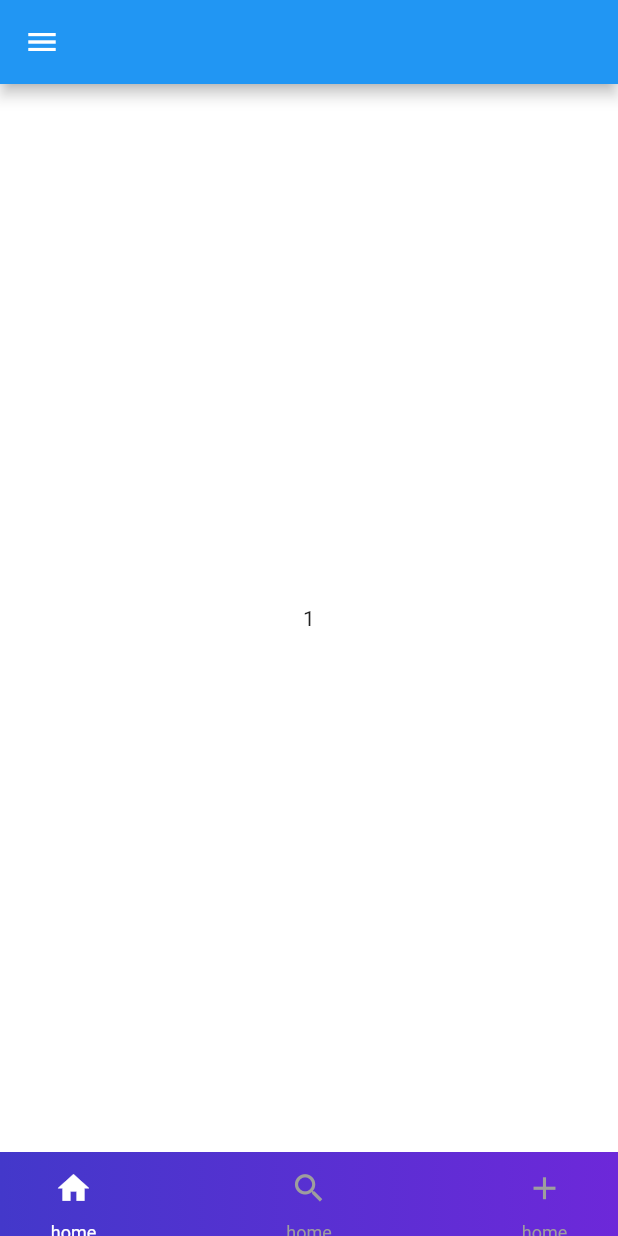
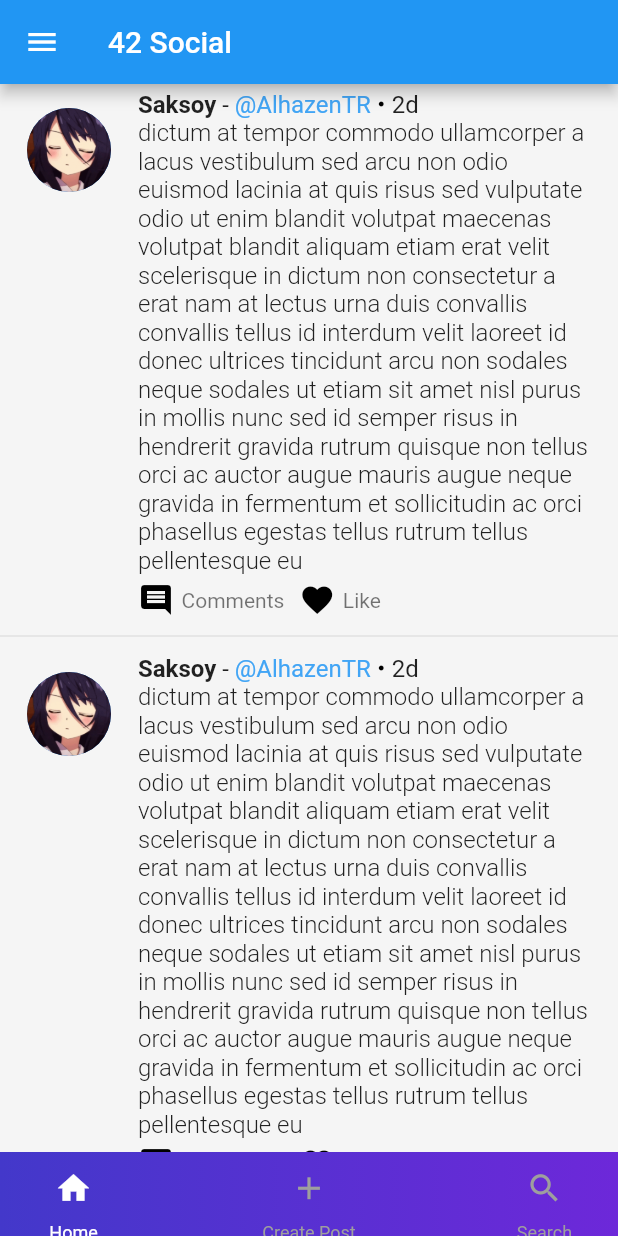
Before and after one commit to TalhaAksoy/FirstFlutterProject, a Flutter app: the MainPage screen opened directly, on a phone screen of 412 x 824 dp. Run offline on Flutter 3.47's test engine with Material 2 defaults, Android fonts, the phone set to English and light mode, and no system bars; our stand-ins replace google_fonts.

Commit message:
Post Page Added

```diff
--- /dev/null
+++ b/lib/PostPage.dart
@@ -0,0 +1,163 @@
+// ignore_for_file: prefer_const_constructors
+// ignore_for_file: prefer_const_literals_to_create_immutables
+// ignore_for_file: no_logic_in_create_state
+import 'package:flutter/material.dart';
+
+class PostPage extends StatefulWidget {
+  @override
+  _PostPageState createState() => _PostPageState();
+}
+
+class _PostPageState extends State<PostPage> {
+  Widget PostElement(
+      final String postText, final String userName, final String userTag) {
+    return (ListTile(
+      leading: CircleAvatar(
+        radius: 30,
+        backgroundImage: AssetImage('images/anime_girl_pp.gif'),
+      ),
+      title: Column(
+        mainAxisAlignment: MainAxisAlignment.start,
+        crossAxisAlignment: CrossAxisAlignment.start,
+        children: [
+          Row(
+            children: [
+              Text(userName, style: TextStyle(fontWeight: FontWeight.bold)),
+              Text(" - "),
+              Text(
+                "@$userTag",
+                style: TextStyle(
+                  color: Colors.blue[400],
+                  fontWeight: FontWeight.w400,
+                ),
+              ),
+              SizedBox(width: 5),
+              Icon(
+                Icons.circle,
+                size: 4,
+                color: Colors.black,
+              ),
+              SizedBox(width: 5),
+              Text("2d")
+            ],
+          ),
+          Text(
+            postText,
+            style: TextStyle(
+              color: Colors.grey[900],
+              fontWeight: FontWeight.w300,
+            ),
+          ),
+          SizedBox(
+            height: 5,
+          )
+        ],
+      ),
+      subtitle: Row(
+        children: [
+          Icon(
+            Icons.comment,
+            color: Colors.black,
+          ),
+          SizedBox(width: 5),
+          Text("Comments"),
+          SizedBox(width: 10),
+          Icon(
+            Icons.favorite,
+            color: Colors.black,
+          ),
+          SizedBox(width: 5),
+          Text("Like")
+        ],
+      ),
+    ));
+  }
+
+  @override
+  Widget build(BuildContext context) {
+    return Scaffold(
+      backgroundColor: Colors.grey[100],
+      body: Center(
+        child: ListView(
+          children: <Widget>[
+            PostElement(
+                "dictum at tempor commodo ullamcorper a lacus vestibulum sed arcu non odio euismod lacinia at quis risus sed vulputate odio ut enim blandit volutpat maecenas volutpat blandit aliquam etiam erat velit scelerisque in dictum non consectetur a erat nam at lectus urna duis convallis convallis tellus id interdum velit laoreet id donec ultrices tincidunt arcu non sodales neque sodales ut etiam sit amet nisl purus in mollis nunc sed id semper risus in hendrerit gravida rutrum quisque non tellus orci ac auctor augue mauris augue neque gravida in fermentum et sollicitudin ac orci phasellus egestas tellus rutrum tellus pellentesque eu",
+                "Saksoy",
+                "AlhazenTR"),
+            Divider(),
+            PostElement(
+                "dictum at tempor commodo ullamcorper a lacus vestibulum sed arcu non odio euismod lacinia at quis risus sed vulputate odio ut enim blandit volutpat maecenas volutpat blandit aliquam etiam erat velit scelerisque in dictum non consectetur a erat nam at lectus urna duis convallis convallis tellus id interdum velit laoreet id donec ultrices tincidunt arcu non sodales neque sodales ut etiam sit amet nisl purus in mollis nunc sed id semper risus in hendrerit gravida rutrum quisque non tellus orci ac auctor augue mauris augue neque gravida in fermentum et sollicitudin ac orci phasellus egestas tellus rutrum tellus pellentesque eu",
+                "Saksoy",
+                "AlhazenTR"),
+            Divider(),
+            PostElement(
+                "dictum at tempor commodo ullamcorper a lacus vestibulum sed arcu non odio euismod lacinia at quis risus sed vulputate odio ut enim blandit volutpat maecenas volutpat blandit aliquam etiam erat velit scelerisque in dictum non consectetur a erat nam at lectus urna duis convallis convallis tellus id interdum velit laoreet id donec ultrices tincidunt arcu non sodales neque sodales ut etiam sit amet nisl purus in mollis nunc sed id semper risus in hendrerit gravida rutrum quisque non tellus orci ac auctor augue mauris augue neque gravida in fermentum et sollicitudin ac orci phasellus egestas tellus rutrum tellus pellentesque eu",
+                "Saksoy",
+                "AlhazenTR"),
+            Divider(),
+            PostElement(
+                "dictum at tempor commodo ullamcorper a lacus vestibulum sed arcu non odio euismod lacinia at quis risus sed vulputate odio ut enim blandit volutpat maecenas volutpat blandit aliquam etiam erat velit scelerisque in dictum non consectetur a erat nam at lectus urna duis convallis convallis tellus id interdum velit laoreet id donec ultrices tincidunt arcu non sodales neque sodales ut etiam sit amet nisl purus in mollis nunc sed id semper risus in hendrerit gravida rutrum quisque non tellus orci ac auctor augue mauris augue neque gravida in fermentum et sollicitudin ac orci phasellus egestas tellus rutrum tellus pellentesque eu",
+                "Saksoy",
+                "AlhazenTR"),
+            Divider(),
+            PostElement(
+                "dictum at tempor commodo ullamcorper a lacus vestibulum sed arcu non odio euismod lacinia at quis risus sed vulputate odio ut enim blandit volutpat maecenas volutpat blandit aliquam etiam erat velit scelerisque in dictum non consectetur a erat nam at lectus urna duis convallis convallis tellus id interdum velit laoreet id donec ultrices tincidunt arcu non sodales neque sodales ut etiam sit amet nisl purus in mollis nunc sed id semper risus in hendrerit gravida rutrum quisque non tellus orci ac auctor augue mauris augue neque gravida in fermentum et sollicitudin ac orci phasellus egestas tellus rutrum tellus pellentesque eu",
+                "Saksoy",
+                "AlhazenTR"),
+            Divider(),
+            PostElement(
+                "dictum at tempor commodo ullamcorper a lacus vestibulum sed arcu non odio euismod lacinia at quis risus sed vulputate odio ut enim blandit volutpat maecenas volutpat blandit aliquam etiam erat velit scelerisque in dictum non consectetur a erat nam at lectus urna duis convallis convallis tellus id interdum velit laoreet id donec ultrices tincidunt arcu non sodales neque sodales ut etiam sit amet nisl purus in mollis nunc sed id semper risus in hendrerit gravida rutrum quisque non tellus orci ac auctor augue mauris augue neque gravida in fermentum et sollicitudin ac orci phasellus egestas tellus rutrum tellus pellentesque eu",
+                "Saksoy",
+                "AlhazenTR"),
+            Divider(),
+            PostElement(
+                "dictum at tempor commodo ullamcorper a lacus vestibulum sed arcu non odio euismod lacinia at quis risus sed vulputate odio ut enim blandit volutpat maecenas volutpat blandit aliquam etiam erat velit scelerisque in dictum non consectetur a erat nam at lectus urna duis convallis convallis tellus id interdum velit laoreet id donec ultrices tincidunt arcu non sodales neque sodales ut etiam sit amet nisl purus in mollis nunc sed id semper risus in hendrerit gravida rutrum quisque non tellus orci ac auctor augue mauris augue neque gravida in fermentum et sollicitudin ac orci phasellus egestas tellus rutrum tellus pellentesque eu",
+                "Saksoy",
+                "AlhazenTR"),
+            Divider(),
+            PostElement(
+                "dictum at tempor commodo ullamcorper a lacus vestibulum sed arcu non odio euismod lacinia at quis risus sed vulputate odio ut enim blandit volutpat maecenas volutpat blandit aliquam etiam erat velit scelerisque in dictum non consectetur a erat nam at lectus urna duis convallis convallis tellus id interdum velit laoreet id donec ultrices tincidunt arcu non sodales neque sodales ut etiam sit amet nisl purus in mollis nunc sed id semper risus in hendrerit gravida rutrum quisque non tellus orci ac auctor augue mauris augue neque gravida in fermentum et sollicitudin ac orci phasellus egestas tellus rutrum tellus pellentesque eu",
+                "Saksoy",
+                "AlhazenTR"),
+            Divider(),
+            PostElement(
+                "dictum at tempor commodo ullamcorper a lacus vestibulum sed arcu non odio euismod lacinia at quis risus sed vulputate odio ut enim blandit volutpat maecenas volutpat blandit aliquam etiam erat velit scelerisque in dictum non consectetur a erat nam at lectus urna duis convallis convallis tellus id interdum velit laoreet id donec ultrices tincidunt arcu non sodales neque sodales ut etiam sit amet nisl purus in mollis nunc sed id semper risus in hendrerit gravida rutrum quisque non tellus orci ac auctor augue mauris augue neque gravida in fermentum et sollicitudin ac orci phasellus egestas tellus rutrum tellus pellentesque eu",
+                "Saksoy",
+                "AlhazenTR"),
+            Divider(),
+            PostElement(
+                "dictum at tempor commodo ullamcorper a lacus vestibulum sed arcu non odio euismod lacinia at quis risus sed vulputate odio ut enim blandit volutpat maecenas volutpat blandit aliquam etiam erat velit scelerisque in dictum non consectetur a erat nam at lectus urna duis convallis convallis tellus id interdum velit laoreet id donec ultrices tincidunt arcu non sodales neque sodales ut etiam sit amet nisl purus in mollis nunc sed id semper risus in hendrerit gravida rutrum quisque non tellus orci ac auctor augue mauris augue neque gravida in fermentum et sollicitudin ac orci phasellus egestas tellus rutrum tellus pellentesque eu",
+                "Saksoy",
+                "AlhazenTR"),
+            Divider(),
+            PostElement(
+                "dictum at tempor commodo ullamcorper a lacus vestibulum sed arcu non odio euismod lacinia at quis risus sed vulputate odio ut enim blandit volutpat maecenas volutpat blandit aliquam etiam erat velit scelerisque in dictum non consectetur a erat nam at lectus urna duis convallis convallis tellus id interdum velit laoreet id donec ultrices tincidunt arcu non sodales neque sodales ut etiam sit amet nisl purus in mollis nunc sed id semper risus in hendrerit gravida rutrum quisque non tellus orci ac auctor augue mauris augue neque gravida in fermentum et sollicitudin ac orci phasellus egestas tellus rutrum tellus pellentesque eu",
+                "Saksoy",
+                "AlhazenTR"),
+            Divider(),
+            PostElement(
+                "dictum at tempor commodo ullamcorper a lacus vestibulum sed arcu non odio euismod lacinia at quis risus sed vulputate odio ut enim blandit volutpat maecenas volutpat blandit aliquam etiam erat velit scelerisque in dictum non consectetur a erat nam at lectus urna duis convallis convallis tellus id interdum velit laoreet id donec ultrices tincidunt arcu non sodales neque sodales ut etiam sit amet nisl purus in mollis nunc sed id semper risus in hendrerit gravida rutrum quisque non tellus orci ac auctor augue mauris augue neque gravida in fermentum et sollicitudin ac orci phasellus egestas tellus rutrum tellus pellentesque eu",
+                "Saksoy",
+                "AlhazenTR"),
+            Divider(),
+            PostElement(
+                "dictum at tempor commodo ullamcorper a lacus vestibulum sed arcu non odio euismod lacinia at quis risus sed vulputate odio ut enim blandit volutpat maecenas volutpat blandit aliquam etiam erat velit scelerisque in dictum non consectetur a erat nam at lectus urna duis convallis convallis tellus id interdum velit laoreet id donec ultrices tincidunt arcu non sodales neque sodales ut etiam sit amet nisl purus in mollis nunc sed id semper risus in hendrerit gravida rutrum quisque non tellus orci ac auctor augue mauris augue neque gravida in fermentum et sollicitudin ac orci phasellus egestas tellus rutrum tellus pellentesque eu",
+                "Saksoy",
+                "AlhazenTR"),
+            Divider(),
+            PostElement(
+                "dictum at tempor commodo ullamcorper a lacus vestibulum sed arcu non odio euismod lacinia at quis risus sed vulputate odio ut enim blandit volutpat maecenas volutpat blandit aliquam etiam erat velit scelerisque in dictum non consectetur a erat nam at lectus urna duis convallis convallis tellus id interdum velit laoreet id donec ultrices tincidunt arcu non sodales neque sodales ut etiam sit amet nisl purus in mollis nunc sed id semper risus in hendrerit gravida rutrum quisque non tellus orci ac auctor augue mauris augue neque gravida in fermentum et sollicitudin ac orci phasellus egestas tellus rutrum tellus pellentesque eu",
+                "Saksoy",
+                "AlhazenTR"),
+            Divider(),
+            PostElement(
+                "dictum at tempor commodo ullamcorper a lacus vestibulum sed arcu non odio euismod lacinia at quis risus sed vulputate odio ut enim blandit volutpat maecenas volutpat blandit aliquam etiam erat velit scelerisque in dictum non consectetur a erat nam at lectus urna duis convallis convallis tellus id interdum velit laoreet id donec ultrices tincidunt arcu non sodales neque sodales ut etiam sit amet nisl purus in mollis nunc sed id semper risus in hendrerit gravida rutrum quisque non tellus orci ac auctor augue mauris augue neque gravida in fermentum et sollicitudin ac orci phasellus egestas tellus rutrum tellus pellentesque eu",
+                "Saksoy",
+                "AlhazenTR"),
+            Divider(),
+          ],
+        ),
+      ),
+    );
+  }
+}
--- a/lib/mainPage.dart
+++ b/lib/mainPage.dart
@@ -4,6 +4,7 @@
 import 'package:flutter/material.dart';
 import 'package:flutter/src/widgets/container.dart';
 import 'package:flutter/src/widgets/framework.dart';
+import 'package:my_app/PostPage.dart';
 
 class MainPage extends StatefulWidget {
   const MainPage({super.key});
@@ -17,7 +18,7 @@ class _MainPageState extends State<MainPage> {
 
   final screen = [
     Center(
-      child: Text("1"),
+      child: PostPage(),
     ),
     Center(
       child: Text("2"),
@@ -25,11 +26,16 @@ class _MainPageState extends State<MainPage> {
     Center(
       child: Text("3"),
     ),
+    Center(
+      child: Text("4"),
+    )
   ];
   @override
   Widget build(BuildContext context) {
     return Scaffold(
-      appBar: AppBar(),
+      appBar: AppBar(
+        title: Text("42 Social"),
+      ),
       drawer: NavBar(),
       backgroundColor: Colors.white,
       bottomNavigationBar: Container(
@@ -49,7 +55,7 @@ class _MainPageState extends State<MainPage> {
                 mainAxisAlignment: MainAxisAlignment.spaceBetween,
                 children: [
                   IconBottomBar(
-                    text: "home",
+                    text: "Home",
                     icon: Icons.home,
                     selected: _selectedIndex == 0,
                     onPressed: () {
@@ -59,8 +65,8 @@ class _MainPageState extends State<MainPage> {
                     },
                   ),
                   IconBottomBar(
-                    text: "home",
-                    icon: Icons.search,
+                    text: "Create Post",
+                    icon: Icons.add,
                     selected: _selectedIndex == 1,
                     onPressed: () {
                       setState(() {
@@ -69,8 +75,8 @@ class _MainPageState extends State<MainPage> {
                     },
                   ),
                   IconBottomBar(
-                    text: "home",
-                    icon: Icons.add,
+                    text: "Search",
+                    icon: Icons.search,
                     selected: _selectedIndex == 2,
                     onPressed: () {
                       setState(() {
@@ -203,8 +209,9 @@ class NavBar extends StatelessWidget {
             accountName: Text("Saksoy"),
             accountEmail: Text("example@gmail.com"),
             currentAccountPicture: CircleAvatar(
-              radius: 30,
+              radius: 20,
               backgroundImage: AssetImage('images/anime_girl_pp.gif'),
+              backgroundColor: Colors.transparent,
             ),
             decoration: BoxDecoration(
                 color: Colors.blue,
```
